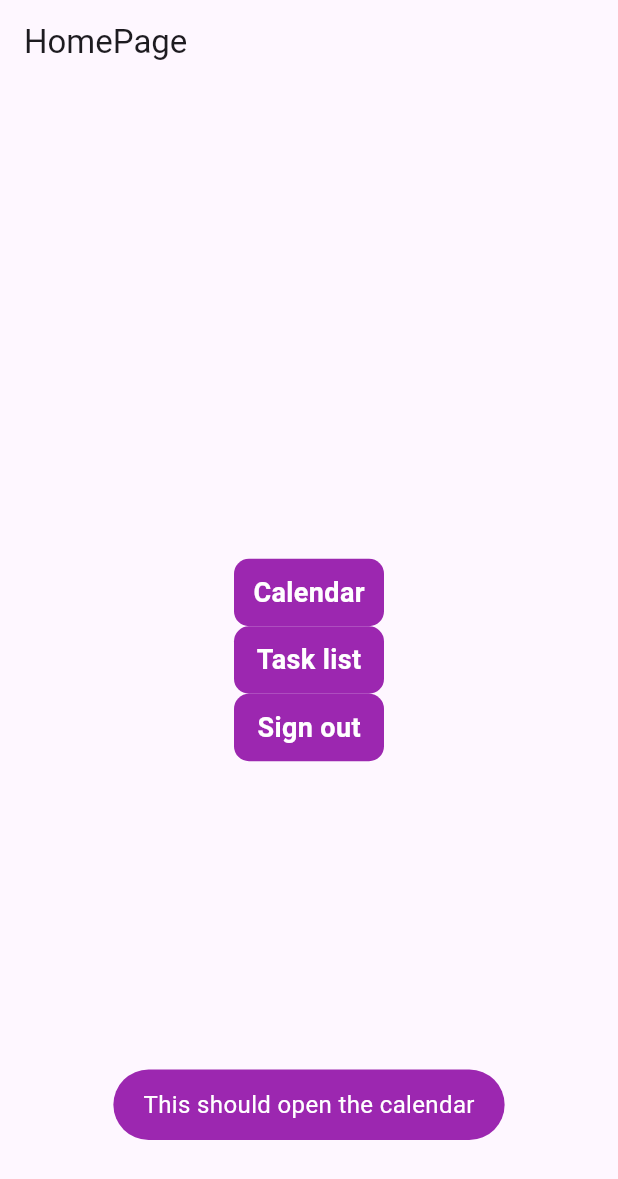
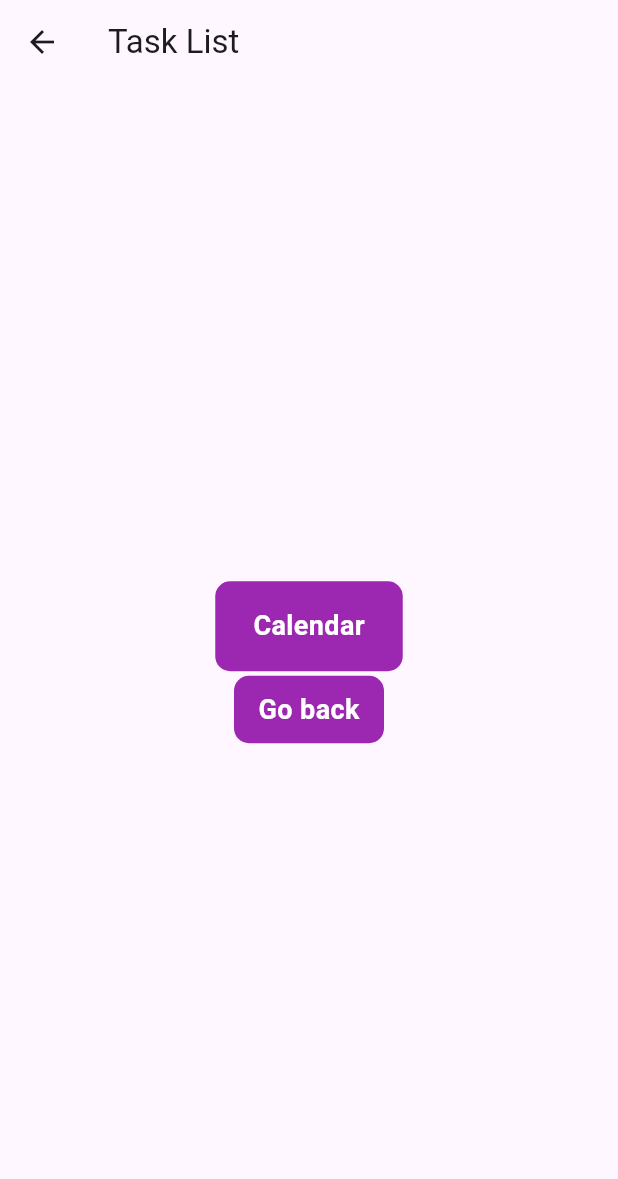
Before and after one commit to frankgimeno3/calendartasklist, a Flutter app: the HomePage screen opened by its route, after a tap on "Calendar", on a phone screen of 412 x 824 dp. Shown: the top 1179 px of the screen. Run offline on Flutter 3.47's test engine with Material 3 defaults, Android fonts, the phone set to English and light mode, and no system bars; our stand-ins replace cloud_firestore, firebase_auth, firebase_core, fluttertoast, font_awesome_flutter, google_sign_in and 1 more; missing offline and left inert: dart:ffi; accounts and stored records are empty.

Commit message:
(feat) añado calendar como page, ya va y vuelve

```diff
--- /dev/null
+++ b/lib/features/user_auth/presentation/pages/calendar.dart
@@ -0,0 +1,70 @@
+import 'package:cloud_firestore/cloud_firestore.dart';
+import 'package:flutter/material.dart';
+
+import '../../../../global/common/toast.dart';
+
+
+class CalendarPage extends StatelessWidget {
+  const CalendarPage({Key? key}) : super(key: key);
+
+  @override
+  Widget build(BuildContext context) {
+    return Scaffold(
+      appBar: AppBar(
+        title: const Text("Task List"),
+      ),
+      body: Center(
+        child: Column(
+          mainAxisAlignment: MainAxisAlignment.center,
+          children: [
+            GestureDetector(
+              onTap: () {
+                showToast(message: "This should open the calendar");
+              },
+              child: Container(
+                margin: const EdgeInsets.symmetric(vertical: 3),
+                height: 60,
+                width: 125,
+                decoration: BoxDecoration(
+                    color: Colors.purple,
+                    borderRadius: BorderRadius.circular(10)),
+                child: const Center(
+                  child: Text(
+                    "Calendar",
+                    style: TextStyle(
+                        color: Colors.white,
+                        fontWeight: FontWeight.bold,
+                        fontSize: 18),
+                  ),
+                ),
+              ),
+            ),
+            GestureDetector(
+              onTap: () {
+                Navigator.pushNamed(context, "/home");
+              },
+              child: Container(
+                height: 45,
+                width: 100,
+                decoration: BoxDecoration(
+                    color: Colors.purple,
+                    borderRadius: BorderRadius.circular(10)),
+                child: const Center(
+                  child: Text(
+                    "Go back",
+                    style: TextStyle(
+                        color: Colors.white,
+                        fontWeight: FontWeight.bold,
+                        fontSize: 18),
+                  ),
+                ),
+              ),
+            ),
+          ],
+        ),
+      ),
+    );
+  }
+
+
+}
--- a/lib/features/user_auth/presentation/pages/home_page.dart
+++ b/lib/features/user_auth/presentation/pages/home_page.dart
@@ -28,11 +28,12 @@ class _HomePageState extends State<HomePage> {
             children: [
               GestureDetector(
                 onTap: () {
-                   showToast(message: "This should open the calendar");
+                  Navigator.pushNamed(context, "/calendar");
                 },
                 child: Container(
-                  height: 45,
-                  width: 100,
+                  margin: const EdgeInsets.symmetric(vertical: 3),
+                  height: 60,
+                  width: 125,
                   decoration: BoxDecoration(
                       color: Colors.purple,
                       borderRadius: BorderRadius.circular(10)),
@@ -52,8 +53,9 @@ class _HomePageState extends State<HomePage> {
                   Navigator.pushNamed(context, "/task_list");
                 },
                 child: Container(
-                  height: 45,
-                  width: 100,
+                  margin: const EdgeInsets.symmetric(vertical: 3),
+                  height: 60,
+                  width: 125,
                   decoration: BoxDecoration(
                       color: Colors.purple,
                       borderRadius: BorderRadius.circular(10)),
@@ -68,7 +70,6 @@ class _HomePageState extends State<HomePage> {
                   ),
                 ),
               ),
-
               GestureDetector(
                 onTap: () {
                   FirebaseAuth.instance.signOut();
@@ -76,8 +77,9 @@ class _HomePageState extends State<HomePage> {
                   showToast(message: "Successfully signed out");
                 },
                 child: Container(
-                  height: 45,
-                  width: 100,
+                  margin: const EdgeInsets.symmetric(vertical: 3),
+                  height: 60,
+                  width: 125,
                   decoration: BoxDecoration(
                       color: Colors.purple,
                       borderRadius: BorderRadius.circular(10)),
@@ -92,10 +94,8 @@ class _HomePageState extends State<HomePage> {
                   ),
                 ),
               ),
-
             ],
           ),
         ));
   }
-
 }
--- a/lib/main.dart
+++ b/lib/main.dart
@@ -7,6 +7,7 @@ import 'package:flutter_firebase/features/user_auth/presentation/pages/home_page
 import 'package:flutter_firebase/features/user_auth/presentation/pages/login_page.dart';
 import 'package:flutter_firebase/features/user_auth/presentation/pages/sign_up_page.dart';
 import 'package:flutter_firebase/features/user_auth/presentation/pages/task_list.dart';
+import 'package:flutter_firebase/features/user_auth/presentation/pages/calendar.dart';
 
 Future main() async {
   WidgetsFlutterBinding.ensureInitialized();
@@ -42,6 +43,7 @@ class MyApp extends StatelessWidget {
         '/signUp': (context) => const SignUpPage(),
         '/home': (context) => const HomePage(),
         '/task_list': (context) => const TaskListPage(),
+        '/calendar': (context) => const CalendarPage(),
       },
     );
   }
```
